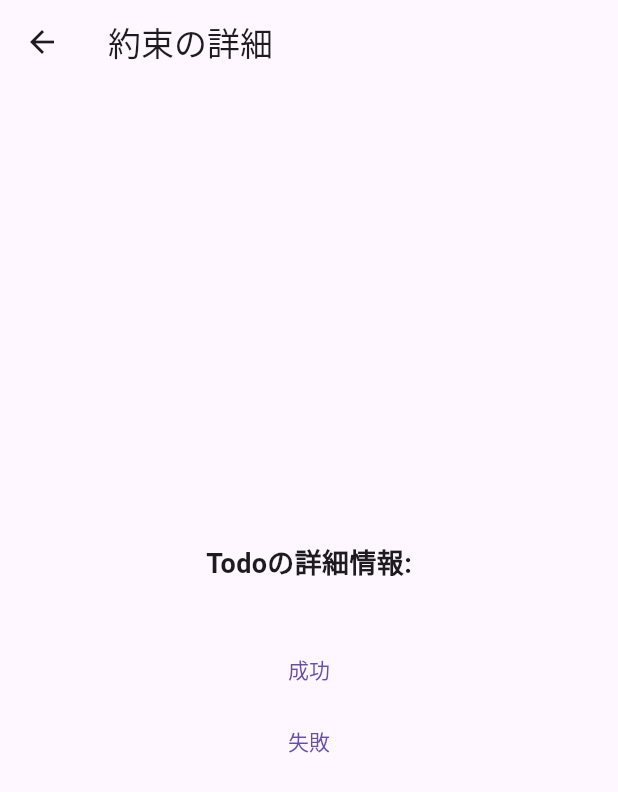
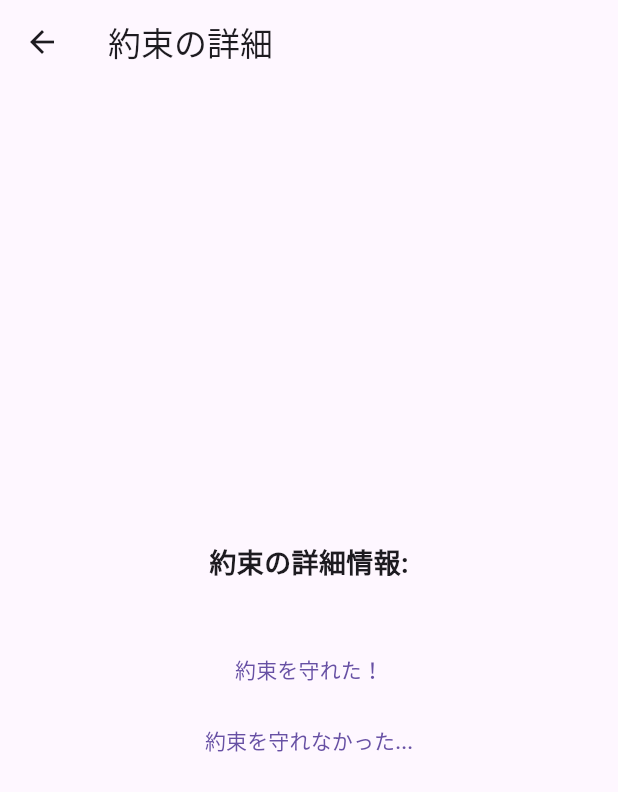
Before and after one commit to enpitut2023/promisee, a Flutter app: the TodoDetailPage screen opened directly with empty values, on a phone screen of 412 x 824 dp. Shown: the top 792 px of the screen. Run offline on Flutter 3.47's test engine with Material 3 defaults, Android fonts, the light colour scheme and no system bars.

Commit message:
文言一部修正

```diff
--- a/lib/todoDetail.dart
+++ b/lib/todoDetail.dart
@@ -17,7 +17,7 @@ class TodoDetailPage extends StatelessWidget {
           mainAxisAlignment: MainAxisAlignment.center,
           children: <Widget>[
             Text(
-              'Todoの詳細情報:',
+              '約束の詳細情報:',
               style: TextStyle(fontSize: 18, fontWeight: FontWeight.bold),
             ),
             SizedBox(height: 10),
@@ -30,7 +30,7 @@ class TodoDetailPage extends StatelessWidget {
                 // "pop"で前の画面に戻る
                 Navigator.of(context).pop();
               },
-              child: Text('成功'),
+              child: Text('約束を守れた！'),
             ),
             TextButton(
               onPressed: () {
@@ -39,7 +39,7 @@ class TodoDetailPage extends StatelessWidget {
                   MaterialPageRoute(builder: (context) => PenaltyPage()),
                 );
               },
-              child: Text('失敗'),
+              child: Text('約束を守れなかった...'),
             ),
           ],
         ),
```
